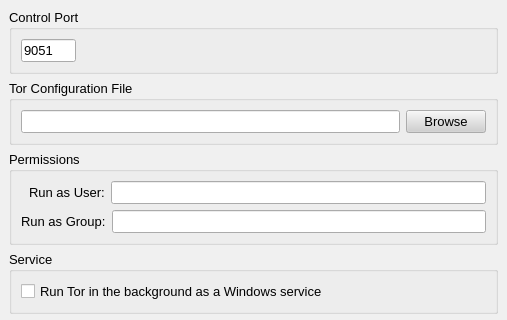
Before: the Qt Designer form src/gui/config/advancedpage.ui in a-ilin/vidalia, drawn with Qt 5; both pictures show x 0 to 507 and y 0 to 320 of the 507 by 543 pixel window.
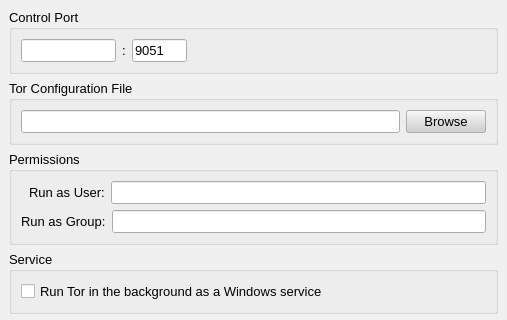
After: the same form once the commit is applied.

Commit message:
r1719@adrastea:  edmanm | 2007-03-10 20:03:49 -0500  Add a box to the Advanced settings page to change the IP address on which  we will try to connect to Tor's control port.
svn:r1666

Patch:
```diff
--- a/src/gui/config/advancedpage.ui
+++ b/src/gui/config/advancedpage.ui
@@ -15,265 +15,469 @@
   <property name="palette" >
    <palette>
     <active>
-     <color>
+     <colorrole role="WindowText" >
+      <brush brushstyle="SolidPattern" >
+       <color alpha="255" >
       <red>0</red>
       <green>0</green>
       <blue>0</blue>
      </color>
-     <color>
+      </brush>
+     </colorrole>
+     <colorrole role="Button" >
+      <brush brushstyle="SolidPattern" >
+       <color alpha="255" >
       <red>208</red>
       <green>208</green>
       <blue>208</blue>
      </color>
-     <color>
+      </brush>
+     </colorrole>
+     <colorrole role="Light" >
+      <brush brushstyle="SolidPattern" >
+       <color alpha="255" >
       <red>255</red>
       <green>255</green>
       <blue>255</blue>
      </color>
-     <color>
+      </brush>
+     </colorrole>
+     <colorrole role="Midlight" >
+      <brush brushstyle="SolidPattern" >
+       <color alpha="255" >
       <red>247</red>
       <green>247</green>
       <blue>247</blue>
      </color>
-     <color>
+      </brush>
+     </colorrole>
+     <colorrole role="Dark" >
+      <brush brushstyle="SolidPattern" >
+       <color alpha="255" >
       <red>104</red>
       <green>104</green>
       <blue>104</blue>
      </color>
-     <color>
+      </brush>
+     </colorrole>
+     <colorrole role="Mid" >
+      <brush brushstyle="SolidPattern" >
+       <color alpha="255" >
       <red>139</red>
       <green>139</green>
       <blue>139</blue>
      </color>
-     <color>
+      </brush>
+     </colorrole>
+     <colorrole role="Text" >
+      <brush brushstyle="SolidPattern" >
+       <color alpha="255" >
       <red>0</red>
       <green>0</green>
       <blue>0</blue>
      </color>
-     <color>
+      </brush>
+     </colorrole>
+     <colorrole role="BrightText" >
+      <brush brushstyle="SolidPattern" >
+       <color alpha="255" >
       <red>255</red>
       <green>255</green>
       <blue>255</blue>
      </color>
-     <color>
+      </brush>
+     </colorrole>
+     <colorrole role="ButtonText" >
+      <brush brushstyle="SolidPattern" >
+       <color alpha="255" >
       <red>0</red>
       <green>0</green>
       <blue>0</blue>
      </color>
-     <color>
+      </brush>
+     </colorrole>
+     <colorrole role="Base" >
+      <brush brushstyle="SolidPattern" >
+       <color alpha="255" >
       <red>255</red>
       <green>255</green>
       <blue>255</blue>
      </color>
-     <color>
+      </brush>
+     </colorrole>
+     <colorrole role="Window" >
+      <brush brushstyle="SolidPattern" >
+       <color alpha="255" >
       <red>240</red>
       <green>240</green>
       <blue>240</blue>
      </color>
-     <color>
+      </brush>
+     </colorrole>
+     <colorrole role="Shadow" >
+      <brush brushstyle="SolidPattern" >
+       <color alpha="255" >
       <red>0</red>
       <green>0</green>
       <blue>0</blue>
      </color>
-     <color>
+      </brush>
+     </colorrole>
+     <colorrole role="Highlight" >
+      <brush brushstyle="SolidPattern" >
+       <color alpha="255" >
       <red>0</red>
       <green>0</green>
       <blue>128</blue>
      </color>
-     <color>
+      </brush>
+     </colorrole>
+     <colorrole role="HighlightedText" >
+      <brush brushstyle="SolidPattern" >
+       <color alpha="255" >
       <red>255</red>
       <green>255</green>
       <blue>255</blue>
      </color>
-     <color>
+      </brush>
+     </colorrole>
+     <colorrole role="Link" >
+      <brush brushstyle="SolidPattern" >
+       <color alpha="255" >
       <red>0</red>
       <green>0</green>
       <blue>255</blue>
      </color>
-     <color>
+      </brush>
+     </colorrole>
+     <colorrole role="LinkVisited" >
+      <brush brushstyle="SolidPattern" >
+       <color alpha="255" >
       <red>255</red>
       <green>0</green>
       <blue>255</blue>
      </color>
-     <color>
+      </brush>
+     </colorrole>
+     <colorrole role="AlternateBase" >
+      <brush brushstyle="SolidPattern" >
+       <color alpha="255" >
       <red>231</red>
       <green>231</green>
       <blue>231</blue>
      </color>
+      </brush>
+     </colorrole>
     </active>
     <inactive>
-     <color>
+     <colorrole role="WindowText" >
+      <brush brushstyle="SolidPattern" >
+       <color alpha="255" >
       <red>0</red>
       <green>0</green>
       <blue>0</blue>
      </color>
-     <color>
+      </brush>
+     </colorrole>
+     <colorrole role="Button" >
+      <brush brushstyle="SolidPattern" >
+       <color alpha="255" >
       <red>208</red>
       <green>208</green>
       <blue>208</blue>
      </color>
-     <color>
+      </brush>
+     </colorrole>
+     <colorrole role="Light" >
+      <brush brushstyle="SolidPattern" >
+       <color alpha="255" >
       <red>255</red>
       <green>255</green>
       <blue>255</blue>
      </color>
-     <color>
+      </brush>
+     </colorrole>
+     <colorrole role="Midlight" >
+      <brush brushstyle="SolidPattern" >
+       <color alpha="255" >
       <red>247</red>
       <green>247</green>
       <blue>247</blue>
      </color>
-     <color>
+      </brush>
+     </colorrole>
+     <colorrole role="Dark" >
+      <brush brushstyle="SolidPattern" >
+       <color alpha="255" >
       <red>104</red>
       <green>104</green>
       <blue>104</blue>
      </color>
-     <color>
+      </brush>
+     </colorrole>
+     <colorrole role="Mid" >
+      <brush brushstyle="SolidPattern" >
+       <color alpha="255" >
       <red>139</red>
       <green>139</green>
       <blue>139</blue>
      </color>
-     <color>
+      </brush>
+     </colorrole>
+     <colorrole role="Text" >
+      <brush brushstyle="SolidPattern" >
+       <color alpha="255" >
       <red>0</red>
       <green>0</green>
       <blue>0</blue>
      </color>
-     <color>
+      </brush>
+     </colorrole>
+     <colorrole role="BrightText" >
+      <brush brushstyle="SolidPattern" >
+       <color alpha="255" >
       <red>255</red>
       <green>255</green>
       <blue>255</blue>
      </color>
-     <color>
+      </brush>
+     </colorrole>
+     <colorrole role="ButtonText" >
+      <brush brushstyle="SolidPattern" >
+       <color alpha="255" >
       <red>0</red>
       <green>0</green>
       <blue>0</blue>
      </color>
-     <color>
+      </brush>
+     </colorrole>
+     <colorrole role="Base" >
+      <brush brushstyle="SolidPattern" >
+       <color alpha="255" >
       <red>255</red>
       <green>255</green>
       <blue>255</blue>
      </color>
-     <color>
+      </brush>
+     </colorrole>
+     <colorrole role="Window" >
+      <brush brushstyle="SolidPattern" >
+       <color alpha="255" >
       <red>240</red>
       <green>240</green>
       <blue>240</blue>
      </color>
-     <color>
+      </brush>
+     </colorrole>
+     <colorrole role="Shadow" >
+      <brush brushstyle="SolidPattern" >
+       <color alpha="255" >
       <red>0</red>
       <green>0</green>
       <blue>0</blue>
      </color>
-     <color>
+      </brush>
+     </colorrole>
+     <colorrole role="Highlight" >
+      <brush brushstyle="SolidPattern" >
+       <color alpha="255" >
       <red>192</red>
       <green>192</green>
       <blue>192</blue>
      </color>
-     <color>
+      </brush>
+     </colorrole>
+     <colorrole role="HighlightedText" >
+      <brush brushstyle="SolidPattern" >
+       <color alpha="255" >
       <red>0</red>
       <green>0</green>
       <blue>0</blue>
      </color>
-     <color>
+      </brush>
+     </colorrole>
+     <colorrole role="Link" >
+      <brush brushstyle="SolidPattern" >
+       <color alpha="255" >
       <red>0</red>
       <green>0</green>
       <blue>255</blue>
      </color>
-     <color>
+      </brush>
+     </colorrole>
+     <colorrole role="LinkVisited" >
+      <brush brushstyle="SolidPattern" >
+       <color alpha="255" >
       <red>255</red>
       <green>0</green>
       <blue>255</blue>
      </color>
-     <color>
+      </brush>
+     </colorrole>
+     <colorrole role="AlternateBase" >
+      <brush brushstyle="SolidPattern" >
+       <color alpha="255" >
       <red>231</red>
       <green>231</green>
       <blue>231</blue>
      </color>
+      </brush>
+     </colorrole>
     </inactive>
     <disabled>
-     <color>
+     <colorrole role="WindowText" >
+      <brush brushstyle="SolidPattern" >
+       <color alpha="255" >
       <red>104</red>
       <green>104</green>
       <blue>104</blue>
      </color>
-     <color>
+      </brush>
+     </colorrole>
+     <colorrole role="Button" >
+      <brush brushstyle="SolidPattern" >
+       <color alpha="255" >
       <red>208</red>
       <green>208</green>
       <blue>208</blue>
      </color>
-     <color>
+      </brush>
+     </colorrole>
+     <colorrole role="Light" >
+      <brush brushstyle="SolidPattern" >
+       <color alpha="255" >
       <red>255</red>
       <green>255</green>
       <blue>255</blue>
      </color>
-     <color>
+      </brush>
+     </colorrole>
+     <colorrole role="Midlight" >
+      <brush brushstyle="SolidPattern" >
+       <color alpha="255" >
       <red>247</red>
       <green>247</green>
       <blue>247</blue>
      </color>
-     <color>
+      </brush>
+     </colorrole>
+     <colorrole role="Dark" >
+      <brush brushstyle="SolidPattern" >
+       <color alpha="255" >
       <red>104</red>
       <green>104</green>
       <blue>104</blue>
      </color>
-     <color>
+      </brush>
+     </colorrole>
+     <colorrole role="Mid" >
+      <brush brushstyle="SolidPattern" >
+       <color alpha="255" >
       <red>139</red>
       <green>139</green>
       <blue>139</blue>
      </color>
-     <color>
+      </brush>
+     </colorrole>
+     <colorrole role="Text" >
+      <brush brushstyle="SolidPattern" >
+       <color alpha="255" >
       <red>104</red>
       <green>104</green>
       <blue>104</blue>
      </color>
-     <color>
+      </brush>
+     </colorrole>
+     <colorrole role="BrightText" >
+      <brush brushstyle="SolidPattern" >
+       <color alpha="255" >
       <red>255</red>
       <green>255</green>
       <blue>255</blue>
      </color>
-     <color>
+      </brush>
+     </colorrole>
+     <colorrole role="ButtonText" >
+      <brush brushstyle="SolidPattern" >
+       <color alpha="255" >
       <red>104</red>
       <green>104</green>
       <blue>104</blue>
      </color>
-     <color>
+      </brush>
+     </colorrole>
+     <colorrole role="Base" >
+      <brush brushstyle="SolidPattern" >
+       <color alpha="255" >
       <red>240</red>
       <green>240</green>
       <blue>240</blue>
      </color>
-     <color>
+      </brush>
+     </colorrole>
+     <colorrole role="Window" >
+      <brush brushstyle="SolidPattern" >
+       <color alpha="255" >
       <red>240</red>
       <green>240</green>
       <blue>240</blue>
      </color>
-     <color>
+      </brush>
+     </colorrole>
+     <colorrole role="Shadow" >
+      <brush brushstyle="SolidPattern" >
+       <color alpha="255" >
       <red>0</red>
       <green>0</green>
       <blue>0</blue>
      </color>
-     <color>
+      </brush>
+     </colorrole>
+     <colorrole role="Highlight" >
+      <brush brushstyle="SolidPattern" >
+       <color alpha="255" >
       <red>0</red>
       <green>0</green>
       <blue>128</blue>
      </color>
-     <color>
+      </brush>
+     </colorrole>
+     <colorrole role="HighlightedText" >
+      <brush brushstyle="SolidPattern" >
+       <color alpha="255" >
       <red>255</red>
       <green>255</green>
       <blue>255</blue>
      </color>
-     <color>
+      </brush>
+     </colorrole>
+     <colorrole role="Link" >
+      <brush brushstyle="SolidPattern" >
+       <color alpha="255" >
       <red>0</red>
       <green>0</green>
       <blue>255</blue>
      </color>
-     <color>
+      </brush>
+     </colorrole>
+     <colorrole role="LinkVisited" >
+      <brush brushstyle="SolidPattern" >
+       <color alpha="255" >
       <red>255</red>
       <green>0</green>
       <blue>255</blue>
      </color>
-     <color>
+      </brush>
+     </colorrole>
+     <colorrole role="AlternateBase" >
+      <brush brushstyle="SolidPattern" >
+       <color alpha="255" >
       <red>231</red>
       <green>231</green>
       <blue>231</blue>
      </color>
+      </brush>
+     </colorrole>
     </disabled>
    </palette>
   </property>
@@ -315,6 +519,40 @@
         <property name="spacing" >
          <number>6</number>
         </property>
+        <item>
+         <widget class="QLineEdit" name="lineControlAddress" >
+          <property name="sizePolicy" >
+           <sizepolicy>
+            <hsizetype>1</hsizetype>
+            <vsizetype>0</vsizetype>
+            <horstretch>0</horstretch>
+            <verstretch>0</verstretch>
+           </sizepolicy>
+          </property>
+          <property name="maxLength" >
+           <number>15</number>
+          </property>
+          <property name="alignment" >
+           <set>Qt::AlignRight</set>
+          </property>
+          <property name="maximumSize" >
+           <size>
+            <width>95</width>
+            <height>16777215</height>
+           </size>
+          </property>
+          <property name="toolTip" >
+           <string>IP address on which Tor is listening for controller connections.</string>
+          </property>
+         </widget>
+        </item>
+        <item>
+         <widget class="QLabel" name="label" >
+          <property name="text" >
+           <string>:</string>
+          </property>
+         </widget>
+        </item>
         <item>
          <widget class="QLineEdit" name="lineControlPort" >
           <property name="sizePolicy" >
```
Left out of the diff: 10 changed lines with no effect on the pictures. Lines whose indentation alone changed are shown as unchanged. The commit also changes 1 other file.
